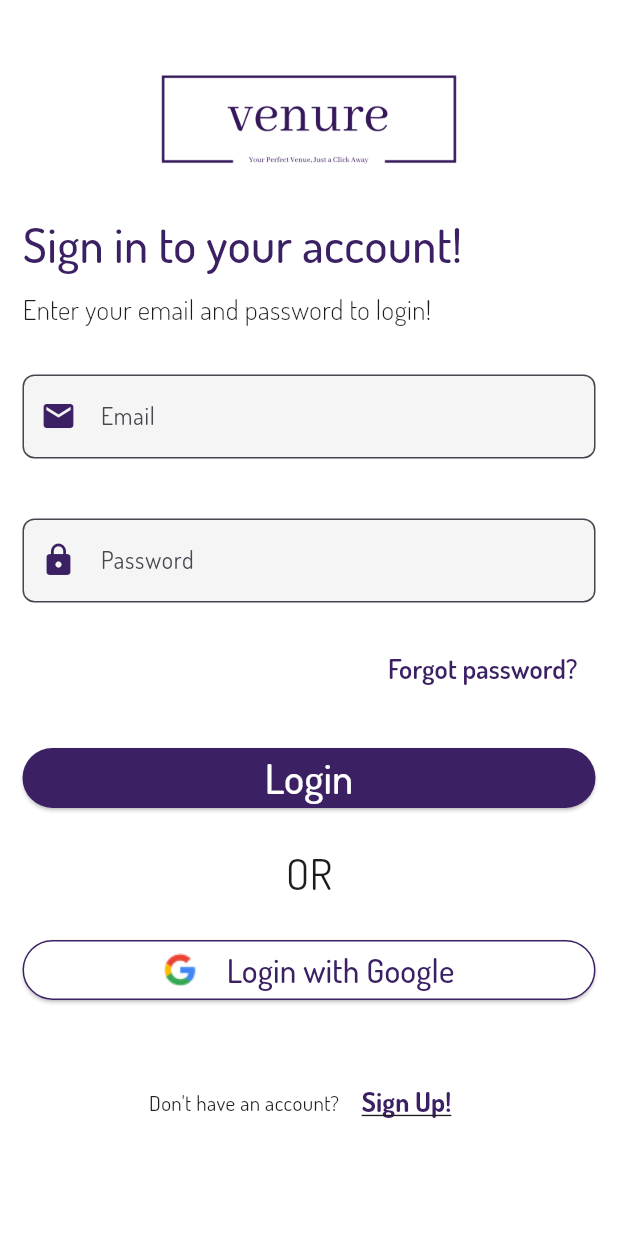
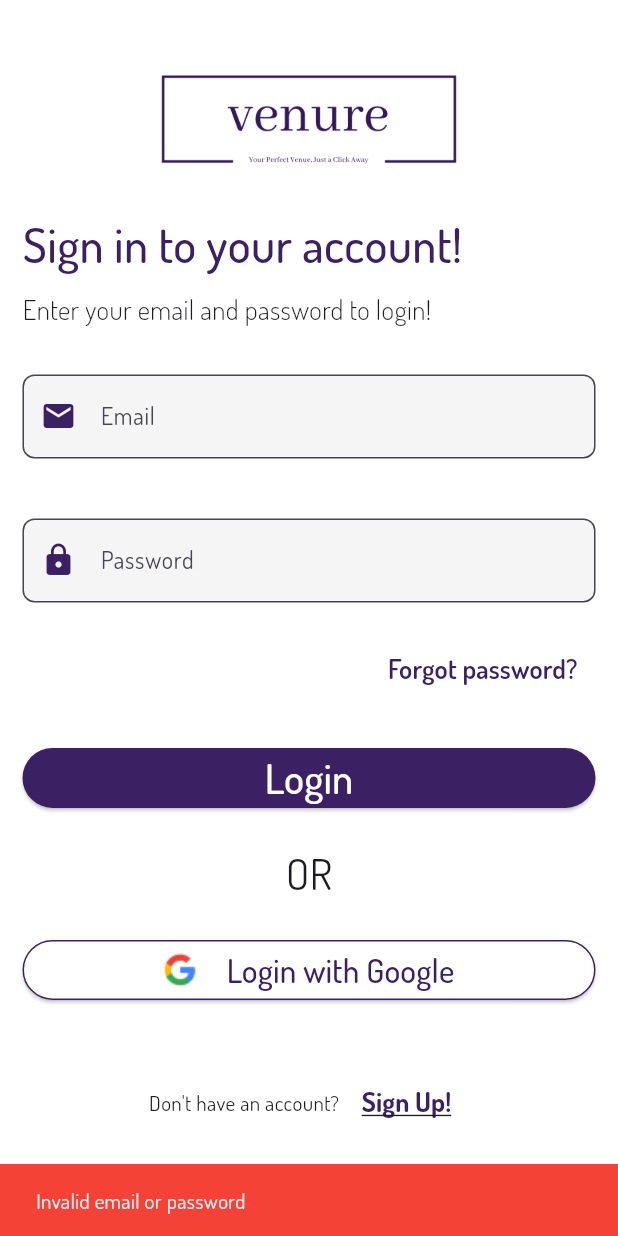
Before and after one commit to AaryanBasnet/venureapp, a Flutter app: the screen it shows after launch, after a tap on "Login", on a phone screen of 412 x 824 dp. Run offline on Flutter 3.47's test engine with Material 3 defaults, Android fonts, the phone set to English and light mode, and no system bars; our stand-ins replace lottie; network calls fail.

Commit message:
login login added

```diff
--- a/lib/view/login_screen.dart
+++ b/lib/view/login_screen.dart
@@ -101,8 +101,21 @@ class _LoginScreenState extends State<LoginScreen> {
                   width: double.infinity,
                   child: ElevatedButton(
                     onPressed: () {
-                      Navigator.pushReplacementNamed(context, '/homeScreen');
+                      if (emailController.text == "admin@gmail.com" &&
+                          passwordController.text == "Admin123") {
+                        debugPrint("correct");
+                        // Navigator.pushReplacementNamed(context, '/homeScreen');
+                      } else {
+                        ScaffoldMessenger.of(context).showSnackBar(
+                          const SnackBar(
+                            content: Text("Invalid email or password"),
+                            backgroundColor: Colors.red,
+                            duration: Duration(seconds: 2),
+                          ),
+                        );
+                      }
                     },
+
                     style: ElevatedButton.styleFrom(
                       backgroundColor: primaryColor,
                     ),
```
